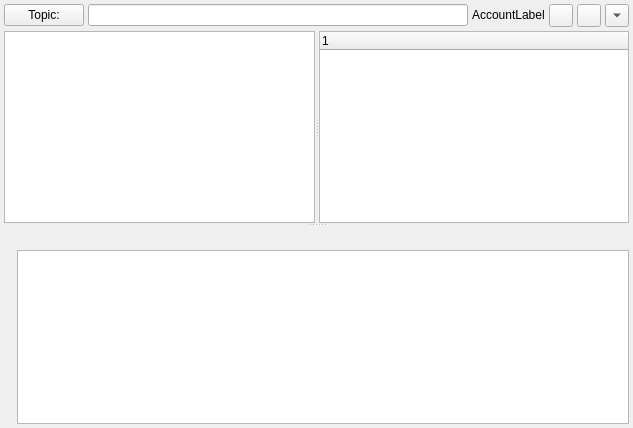
psi-im/psi, file src/groupchatdlg.ui: the form before one commit.
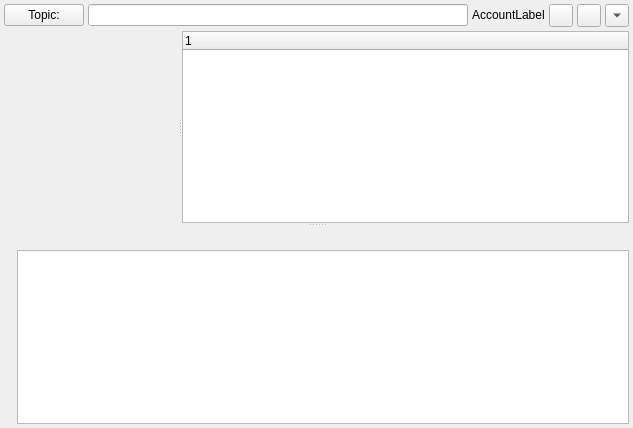
The form after the commit. Custom widgets are drawn as their Qt base class.

```diff
--- a/src/groupchatdlg.ui
+++ b/src/groupchatdlg.ui
@@ -180,9 +180,6 @@
           <property name="focusPolicy" >
            <enum>Qt::NoFocus</enum>
           </property>
-          <property name="readOnly" >
-           <bool>true</bool>
-          </property>
          </widget>
          <widget class="GCUserView" name="lv_users" >
           <property name="minimumSize" >
@@ -292,8 +289,8 @@
   </customwidget>
   <customwidget>
    <class>ChatView</class>
-   <extends>QTextEdit</extends>
-   <header>msgmle.h</header>
+   <extends>QFrame</extends>
+   <header>chatview.h</header>
   </customwidget>
   <customwidget>
    <class>ChatEditProxy</class>
```
